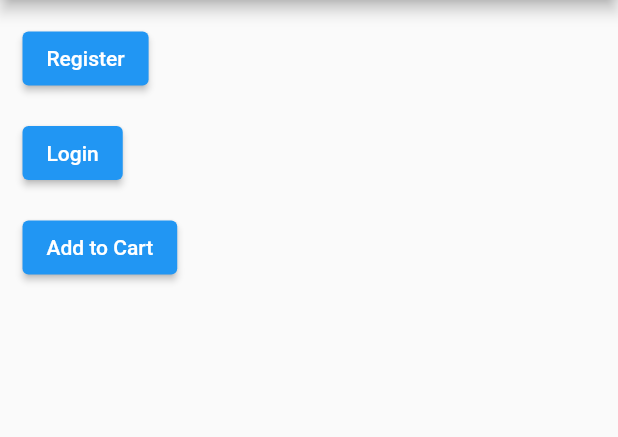
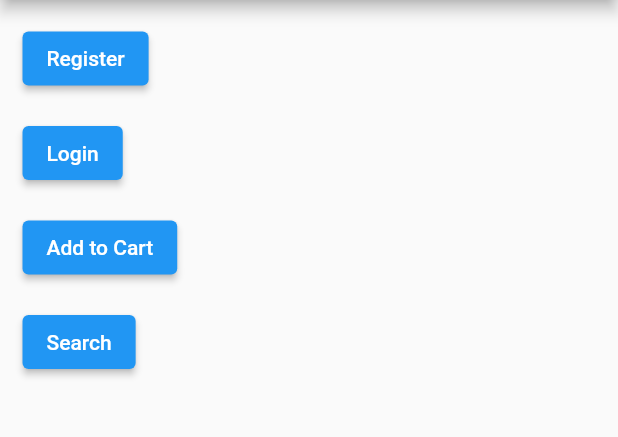
Before and after one commit to payare35/MyEcommerceApp, a Flutter app: the screen it shows after launch, on a phone screen of 412 x 824 dp, the part 84-521 px from its top. Run offline on Flutter 3.47's test engine with Material 2 defaults, Android fonts, the phone set to English and light mode, and no system bars.

Commit message:
search function completed

```diff
--- a/lib/main.dart
+++ b/lib/main.dart
@@ -57,6 +57,14 @@ class _HomePageState extends State<HomePage> {
                 },
                 child: Text("Add to Cart")),
           ),
+          Container(
+            margin: EdgeInsets.only(left: 15, bottom: 15),
+            child: ElevatedButton(
+                onPressed: () {
+                  print("I am Search Button");
+                },
+                child: Text("Search")),
+          ),
         ],
       ),
     );
```
